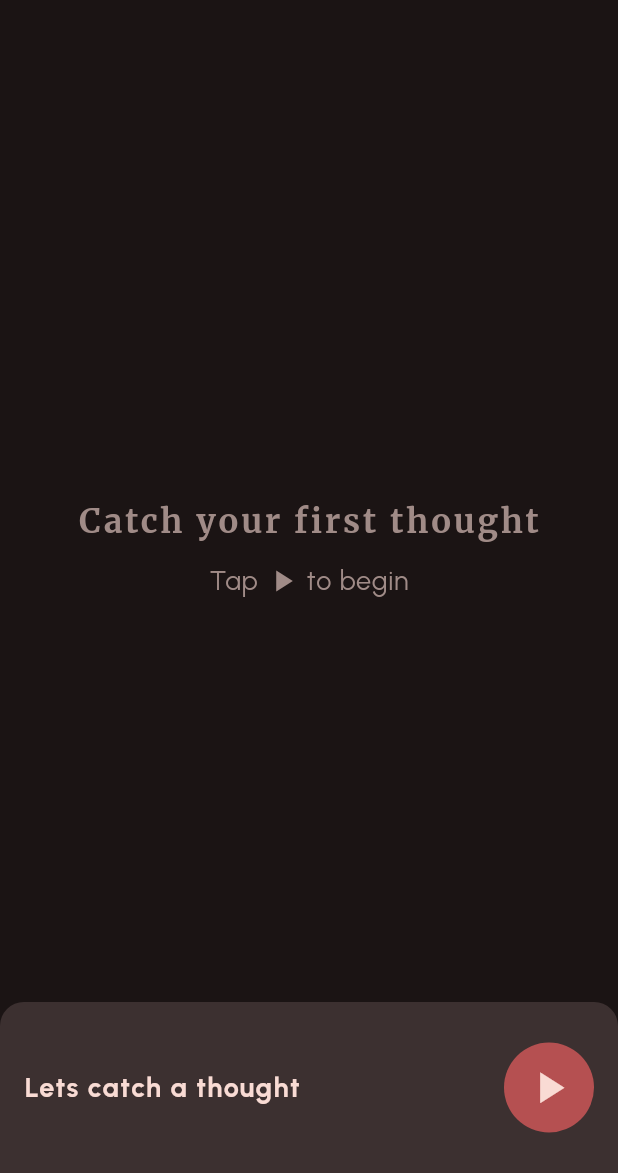
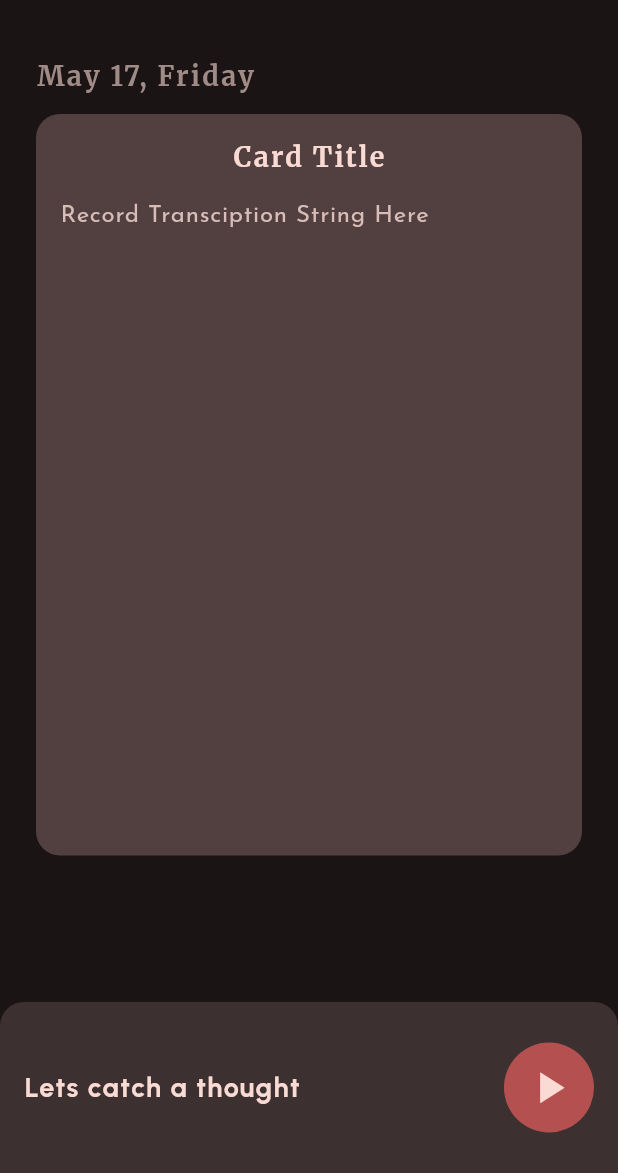
Before and after one commit to Hap-pie/HGHACKATHON-Dreamcatcher, a Flutter app: the screen it shows after launch, on a phone screen of 412 x 824 dp, the part 63-1236 px from its top. Run offline on Flutter 3.47's test engine with Material 3 defaults, Android fonts, the phone set to English and light mode, and no system bars; our stand-ins replace google_fonts.

Commit message:
Complete UI Without scrolling
80% of the UI working except that srolling elements don't scroll... yet.

```diff
--- /dev/null
+++ b/dreamcathcer/lib/design_elements.dart
@@ -0,0 +1,69 @@
+import 'package:flutter/material.dart';
+import 'package:google_fonts/google_fonts.dart';
+
+class DesignElements{
+
+  //#region Colors
+
+  static Color emptyPink =  const Color(0xffA08B87);
+  static Color mainPink =  const Color(0xffF9DBD4);
+  static Color accentPink = const Color(0xffB55051);
+
+  //#endregion
+
+  //#region Margin Sizes
+
+  static double marginXLarge = 64;
+  static double marginDefault = 16;
+  static double marginMedium = 12;
+  static double marginXSmall = 4;
+
+  //#endregion
+
+  //#region TextStyles
+ static TextStyle emptyStateFontMerri = GoogleFonts.merriweather(
+    color: emptyPink,
+    fontSize: 22,
+    fontWeight: FontWeight.bold,
+    letterSpacing: 2);
+
+static TextStyle emptyStateFontUrban = GoogleFonts.urbanist(
+    color: emptyPink,
+    fontSize: 18,
+    fontWeight: FontWeight.normal,
+    letterSpacing: 0.5);
+
+static TextStyle ctaJosefin = GoogleFonts.urbanist(
+    color: mainPink,
+    fontSize: 18,
+    fontWeight: FontWeight.bold,
+    letterSpacing: 1);
+
+static TextStyle timerStyle = GoogleFonts.urbanist(
+    color: mainPink,
+    fontSize: 18,
+    fontWeight: FontWeight.normal,
+    letterSpacing: 0);
+
+static TextStyle cardBodyStyle = GoogleFonts.josefinSans(
+    color: Color(0xffD7BCB7),
+    fontSize: 16,
+    height: 1.3,
+    fontWeight: FontWeight.normal,
+    letterSpacing: 0.5);
+
+static TextStyle cardTitleStyle = GoogleFonts.merriweather(
+    color: mainPink,
+    fontSize: 18,
+    fontWeight: FontWeight.bold,
+    letterSpacing: 1.5);
+
+static TextStyle dateStyle = GoogleFonts.merriweather(
+    color: Color(0xffA08B87),
+    fontSize: 18,
+    fontWeight: FontWeight.bold,
+    letterSpacing: 1.5);
+
+  //#endregion
+
+}
--- a/dreamcathcer/lib/main.dart
+++ b/dreamcathcer/lib/main.dart
@@ -1,5 +1,5 @@
 import 'dart:ui';
-
+import 'package:dreamcathcer/design_elements.dart';
 import 'package:flutter/material.dart';
 import 'package:google_fonts/google_fonts.dart';
 
@@ -15,38 +15,6 @@ enum RecordingState { start, recording, archive }
 
 var currentRecordingState = RecordingState.start;
 
-Color emptyPink = Color(0xffA08B87);
-Color mainPink = Color(0xffF9DBD4);
-Color accentPink = Color(0xffB55051);
-
-double marginXLarge = 64;
-double marginDefault = 16;
-double marginMedium = 12;
-double marginXSmall = 4;
-
-TextStyle emptyStateFontMerri = GoogleFonts.merriweather(
-    color: emptyPink,
-    fontSize: 22,
-    fontWeight: FontWeight.bold,
-    letterSpacing: 2);
-
-TextStyle emptyStateFontUrban = GoogleFonts.urbanist(
-    color: emptyPink,
-    fontSize: 18,
-    fontWeight: FontWeight.normal,
-    letterSpacing: 0.5);
-
-TextStyle ctaJosefin = GoogleFonts.urbanist(
-    color: mainPink,
-    fontSize: 18,
-    fontWeight: FontWeight.bold,
-    letterSpacing: 1);
-
-TextStyle timer = GoogleFonts.urbanist(
-    color: mainPink,
-    fontSize: 18,
-    fontWeight: FontWeight.normal,
-    letterSpacing: 0);
 
 class MyApp extends StatelessWidget {
   const MyApp({super.key});
@@ -72,6 +40,7 @@ class MyHomePage extends StatefulWidget {
 class _MyHomePageState extends State<MyHomePage> {
   @override
   Widget build(BuildContext context) {
+    double cardWidth = MediaQuery.of(context).size.width * 0.85;
     return Scaffold(
       backgroundColor: const Color(0xff1B1414),
       appBar: AppBar(
@@ -85,33 +54,34 @@ class _MyHomePageState extends State<MyHomePage> {
       ),
       body: Center(
         child: Stack(children: <Widget>[
-          Column(
-            mainAxisAlignment: MainAxisAlignment.center,
-            children: <Widget>[
-              Text('Catch your first thought', style: emptyStateFontMerri),
-              // Column Margin
-              SizedBox(height: marginMedium),
-              Row(
-                mainAxisAlignment: MainAxisAlignment.center,
-                children: <Widget>[
-                  Text(
-                    'Tap',
-                    style: emptyStateFontUrban,
+          Padding(
+            padding: EdgeInsets.all(24),
+            child: Column(
+              crossAxisAlignment: CrossAxisAlignment.start,
+              children: [
+                Text('May 17, Friday ', style: DesignElements.dateStyle),
+                SizedBox(height: DesignElements.marginMedium),
+                Container(
+                  height: MediaQuery.of(context).size.height * 0.6,
+                  child: Container(
+                    decoration: BoxDecoration(
+                      borderRadius: BorderRadius.all(Radius.circular(16)),
+                      color: Color(0xff523F3F)
+                    ),
+                    child: ListView(
+
+                      children: <Widget> [
+                        Padding(
+                          padding: EdgeInsets.all(16),
+                          child: Center(child: Text('Card Title', style: DesignElements.cardTitleStyle)),
+                        ),
+                        Padding(padding: EdgeInsets.only(left: 16, right: 16), child: Flexible(child: Text('Record Transciption String Here', style: DesignElements.cardBodyStyle, softWrap: true))),
+                      ],
+                    ),
                   ),
-                  SizedBox(width: marginXSmall),
-                  Icon(
-                    Icons.play_arrow,
-                    color: emptyPink,
-                  ),
-                  SizedBox(width: marginXSmall),
-                  Text(
-                    'to begin',
-                    style: emptyStateFontUrban,
-                  ),
-                ],
-              ),
-              SizedBox(height: marginXLarge)
-            ],
+                ),
+              ],
+            ),
           ),
           Positioned(
               bottom: 0,
@@ -127,16 +97,16 @@ class _MyHomePageState extends State<MyHomePage> {
                   child: currentRecordingState == RecordingState.start
                       ? Row(
                           children: [
-                            SizedBox(width: marginDefault),
-                            Text('Lets catch a thought', style: ctaJosefin),
+                            SizedBox(width: DesignElements.marginDefault ),
+                            Text('Lets catch a thought', style: DesignElements.ctaJosefin),
                             Spacer(),
                             CircleAvatar(
                               radius: 30,
-                              backgroundColor: accentPink,
+                              backgroundColor: DesignElements.accentPink,
                               child: Center(
                                 child: Ink(
                                   decoration: ShapeDecoration(
-                                      color: mainPink, shape: CircleBorder()),
+                                      color: DesignElements.mainPink, shape: CircleBorder()),
                                   child: IconButton(
                                     iconSize: 35,
                                     onPressed: () => setState(() {
@@ -144,34 +114,34 @@ class _MyHomePageState extends State<MyHomePage> {
                                           RecordingState.recording;
                                     }),
                                     icon: Icon(Icons.play_arrow),
-                                    color: mainPink,
+                                    color: DesignElements.mainPink,
                                   ),
                                 ),
                               ),
                             ),
-                            SizedBox(width: marginDefault),
+                            SizedBox(width: DesignElements.marginDefault),
                           ],
                         )
                       : currentRecordingState == RecordingState.recording
                           ? Row(
                               children: [
-                                SizedBox(width: marginDefault),
+                                SizedBox(width: DesignElements.marginDefault),
                                 Text(
                                   "I'm listening...",
-                                  style: timer,
+                                  style: DesignElements.timerStyle,
                                 ),
                                 Spacer(),
                                 Row(
                                   children: [
-                                    Text('00:00', style: timer),
-                                    SizedBox(width: marginMedium),
+                                    Text('00:00', style: DesignElements.timerStyle),
+                                    SizedBox(width: DesignElements.marginMedium),
                                     CircleAvatar(
                                       radius: 30,
-                                      backgroundColor: mainPink,
+                                      backgroundColor: DesignElements.mainPink,
                                       child: Center(
                                         child: Ink(
                                           decoration: ShapeDecoration(
-                                              color: mainPink,
+                                              color: DesignElements.mainPink,
                                               shape: CircleBorder()),
                                           child: IconButton(
                                             iconSize: 20,
@@ -181,19 +151,19 @@ class _MyHomePageState extends State<MyHomePage> {
                                               // Stop recording function here
                                             }),
                                             icon: Icon(Icons.square),
-                                            color: accentPink,
+                                            color: DesignElements.accentPink,
                                           ),
                                         ),
                                       ),
                                     ),
-                                    SizedBox(width: marginDefault),
+                                    SizedBox(width: DesignElements.marginDefault),
                                   ],
                                 ),
                               ],
                             )
                           : Row(
                               children: [
-                                SizedBox(width: marginDefault),
+                                SizedBox(width: DesignElements.marginDefault),
                                 ElevatedButton(
                                   style: ElevatedButton.styleFrom(
                                     backgroundColor: Color(0xffAD9692),
@@ -210,13 +180,13 @@ class _MyHomePageState extends State<MyHomePage> {
                                 Spacer(),
                                 Row(
                                   children: [
-                                    Text('01:21', style: timer),
-                                    SizedBox(width: marginMedium),
+                                    Text('01:21', style: DesignElements.timerStyle),
+                                    SizedBox(width: DesignElements.marginMedium),
                                     Center(
                                       child: ElevatedButton(
                                         style: ElevatedButton.styleFrom(
                                           fixedSize: Size(120, 60),
-                                          backgroundColor: accentPink,
+                                          backgroundColor: DesignElements.accentPink,
                                         ),
                                         onPressed: () => setState(() {
                                           currentRecordingState =
@@ -228,11 +198,11 @@ class _MyHomePageState extends State<MyHomePage> {
                                               letterSpacing: 1,
                                               fontSize: 18,
                                               fontWeight: FontWeight.bold,
-                                              color: mainPink),
+                                              color: DesignElements.mainPink),
                                         ),
                                       ),
                                     ),
-                                    SizedBox(width: marginDefault),
+                                    SizedBox(width: DesignElements.marginDefault),
                                   ],
                                 ),
                               ],
@@ -255,29 +225,58 @@ class _StartRecordingWidgetState extends State<StartRecordingWidget> {
   Widget build(BuildContext context) {
     return Row(
       children: [
-        SizedBox(width: marginDefault),
-        Text('Lets catch a thought', style: ctaJosefin),
+        SizedBox(width: DesignElements.marginDefault),
+        Text('Lets catch a thought', style: DesignElements.ctaJosefin),
         Spacer(),
         CircleAvatar(
           radius: 30,
-          backgroundColor: accentPink,
+          backgroundColor: DesignElements.accentPink,
           child: Center(
             child: Ink(
               decoration:
-                  ShapeDecoration(color: mainPink, shape: CircleBorder()),
+                  ShapeDecoration(color: DesignElements.mainPink, shape: CircleBorder()),
               child: IconButton(
                 iconSize: 35,
                 onPressed: () => setState(() {
                   // Start recording function here
                 }),
                 icon: Icon(Icons.play_arrow),
-                color: mainPink,
+                color: DesignElements.mainPink,
               ),
             ),
           ),
         ),
-        SizedBox(width: marginDefault),
+        SizedBox(width: DesignElements.marginDefault),
       ],
     );
   }
 }
+
+Widget EmptyState = Column(
+            mainAxisAlignment: MainAxisAlignment.center,
+            children: <Widget>[
+              Text('Catch your first thought', style: DesignElements.emptyStateFontMerri),
+              // Column Margin
+              SizedBox(height: DesignElements.marginMedium),
+              Row(
+                mainAxisAlignment: MainAxisAlignment.center,
+                children: <Widget>[
+                  Text(
+                    'Tap',
+                    style: DesignElements.emptyStateFontUrban,
+                  ),
+                  SizedBox(width:DesignElements. marginXSmall),
+                  Icon(
+                    Icons.play_arrow,
+                    color: DesignElements.emptyPink,
+                  ),
+                  SizedBox(width: DesignElements.marginXSmall),
+                  Text(
+                    'to begin',
+                    style: DesignElements.emptyStateFontUrban,
+                  ),
+                ],
+              ),
+              SizedBox(height: DesignElements.marginXLarge)
+            ],
+          );
```
Also changed, not shown: dreamcathcer/lib/app_util.dart (added, +25 -0 lines), dreamcathcer/lib/ui_widgets.dart (added, +48 -0 lines), dreamcathcer/lib/page_widget.dart (deleted).
